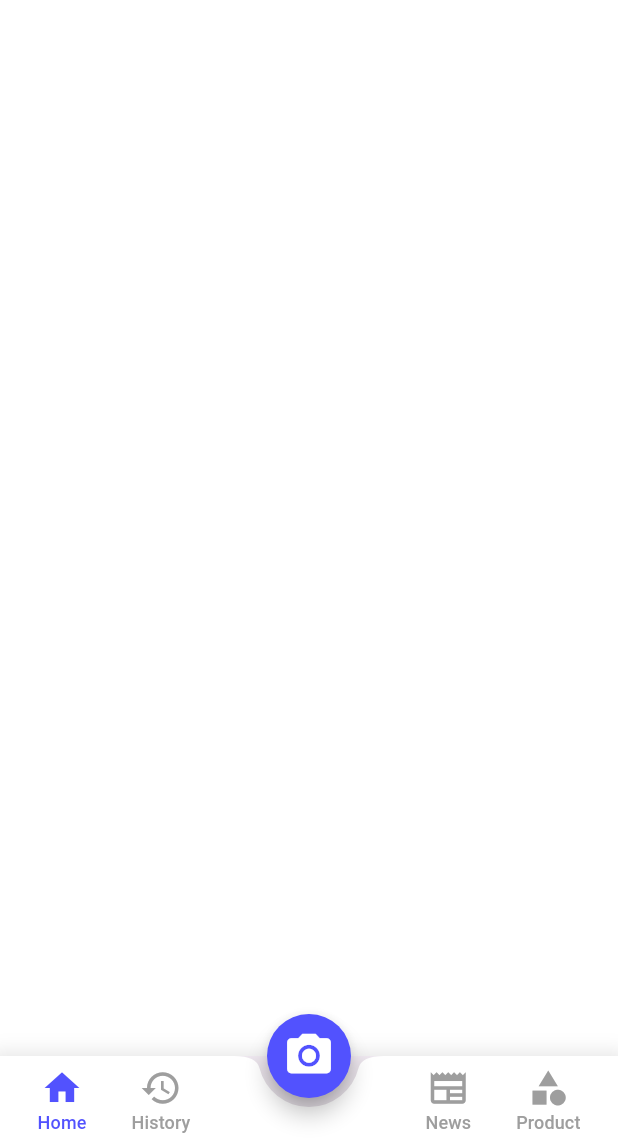
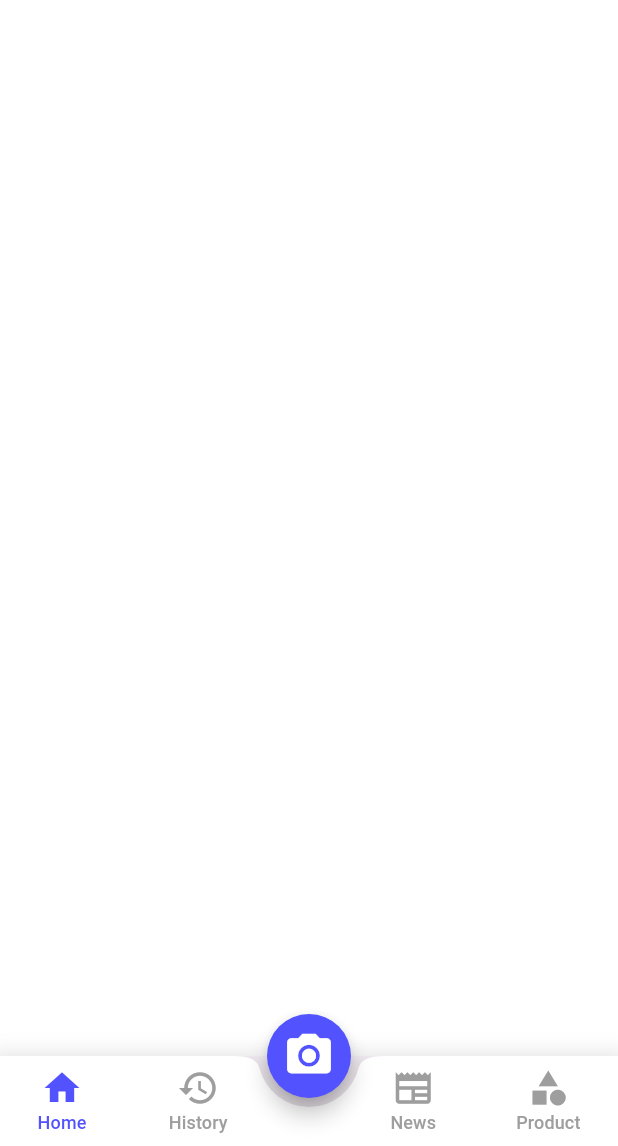
Before and after one commit to NocturnalTeamTI-3G/frontend_mobile_tugasbesar, a Flutter app: the Template screen opened directly, on a phone screen of 412 x 824 dp, the part 90-1236 px from its top. Run offline on Flutter 3.47's test engine with Material 3 defaults, Android fonts, the phone set to English and light mode, and no system bars; our stand-ins replace animated_splash_screen, camera, carousel_slider, flutter_svg, get, google_fonts and 2 more.

Commit message:
fix bottom navbar design

```diff
--- a/lib/views/template.dart
+++ b/lib/views/template.dart
@@ -62,7 +62,7 @@ class _TemplateState extends State<Template> {
           ],
         ),
         child: BottomAppBar(
-          padding: EdgeInsets.symmetric(vertical: 2, horizontal: 10),
+          padding: const EdgeInsets.symmetric(vertical: 2, horizontal: 10),
           notchMargin: 6,
           height: 60,
           shape: const CircularNotchedRectangle(),
@@ -70,11 +70,17 @@ class _TemplateState extends State<Template> {
           child: Row(
             mainAxisAlignment: MainAxisAlignment.spaceBetween,
             children: <Widget>[
+              Expanded(
+                flex: 2,
+                child: Row(
+                  mainAxisAlignment: MainAxisAlignment.spaceBetween,
+                  children: [
                     MaterialButton(
                       shape: RoundedRectangleBorder(
                           borderRadius: BorderRadius.circular(15)),
                       minWidth: 15,
-                padding: const EdgeInsets.symmetric(vertical: 5, horizontal: 15),
+                      padding: const EdgeInsets.symmetric(
+                          vertical: 5, horizontal: 15),
                       onPressed: () {
                         setState(() {
                           _selectedIndex = 0;
@@ -106,7 +112,8 @@ class _TemplateState extends State<Template> {
                       shape: RoundedRectangleBorder(
                           borderRadius: BorderRadius.circular(15)),
                       minWidth: 15,
-                padding: const EdgeInsets.symmetric(vertical: 5, horizontal: 15),
+                      padding: const EdgeInsets.symmetric(
+                          vertical: 5, horizontal: 15),
                       onPressed: () {
                         setState(() {
                           _selectedIndex = 1;
@@ -135,12 +142,23 @@ class _TemplateState extends State<Template> {
                         ],
                       ),
                     ),
-              const Spacer(),
+                  ],
+                ),
+              ),
+              const Spacer(
+                flex: 1,
+              ),
+              Expanded(
+                flex: 2,
+                child: Row(
+                  mainAxisAlignment: MainAxisAlignment.spaceBetween,
+                  children: [
                     MaterialButton(
                       shape: RoundedRectangleBorder(
                           borderRadius: BorderRadius.circular(15)),
                       minWidth: 15,
-                padding: const EdgeInsets.symmetric(vertical: 5, horizontal: 15),
+                      padding: const EdgeInsets.symmetric(
+                          vertical: 5, horizontal: 15),
                       onPressed: () {
                         setState(() {
                           _selectedIndex = 2;
@@ -173,7 +191,8 @@ class _TemplateState extends State<Template> {
                       shape: RoundedRectangleBorder(
                           borderRadius: BorderRadius.circular(15)),
                       minWidth: 15,
-                padding: const EdgeInsets.symmetric(vertical: 5, horizontal: 15),
+                      padding: const EdgeInsets.symmetric(
+                          vertical: 5, horizontal: 15),
                       onPressed: () {
                         setState(() {
                           _selectedIndex = 3;
@@ -204,6 +223,9 @@ class _TemplateState extends State<Template> {
                     ),
                   ],
                 ),
+              )
+            ],
+          ),
         ),
       ),
     );
```
Lines whose indentation alone changed are shown as unchanged.
